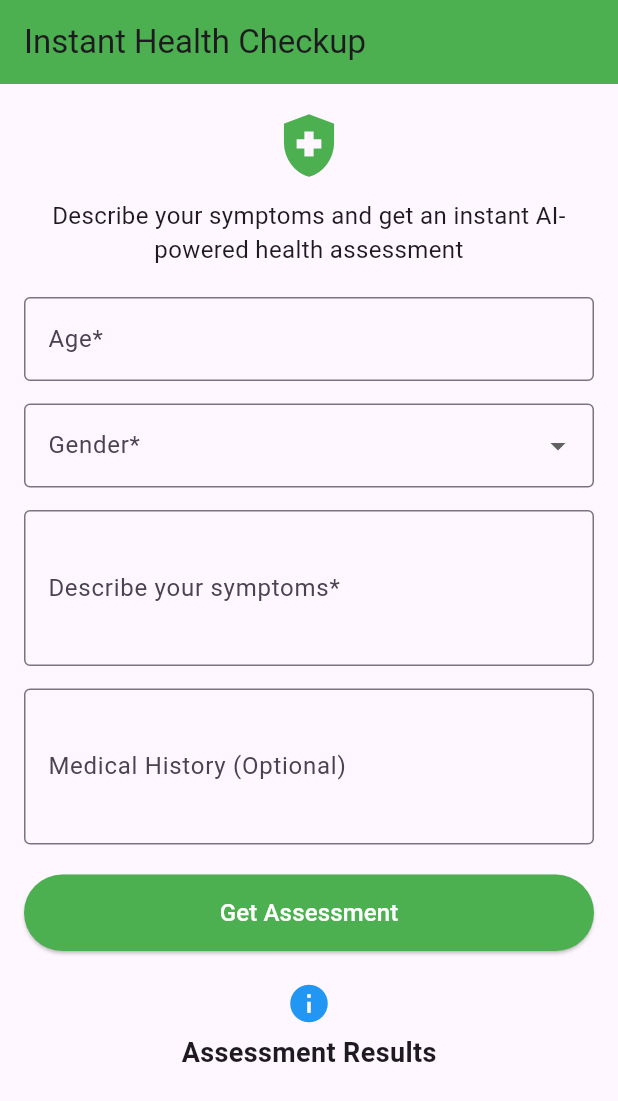
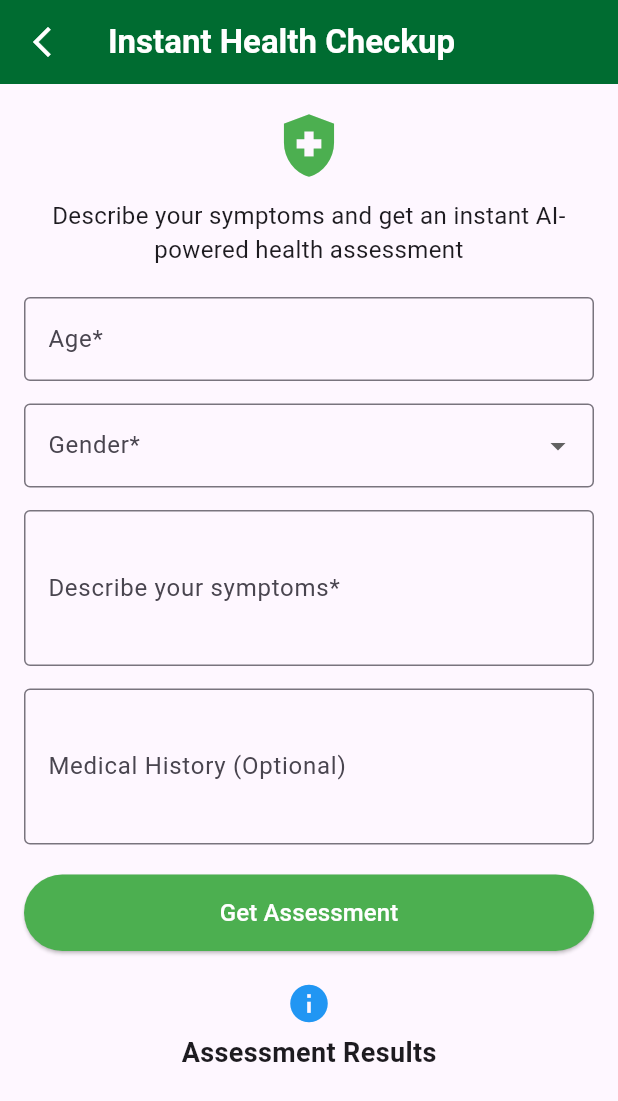
Before and after one commit to alokyadav686/MyMedic, a Flutter app: the HealthCheckupForm screen opened directly, on a phone screen of 412 x 824 dp. Shown: the top 1101 px of the screen. Run offline on Flutter 3.47's test engine with Material 3 defaults, Android fonts, the phone set to English and light mode, and no system bars; our stand-ins replace shared_preferences; accounts and stored records are empty.

Commit message:
bugs fixed

```diff
--- a/lib/instant_checkup/instant_checkup.dart
+++ b/lib/instant_checkup/instant_checkup.dart
@@ -1,4 +1,6 @@
 import 'package:flutter/material.dart';
+import 'package:my_medic/components/bottom_nav_bar.dart';
+import 'package:my_medic/constants/colors.dart';
 import 'package:my_medic/services/api/api_services.dart' as ApiService;
 
 class HealthCheckupForm extends StatefulWidget {
@@ -47,8 +49,18 @@ class _HealthCheckupFormState extends State<HealthCheckupForm> {
   Widget build(BuildContext context) {
     return Scaffold(
       appBar: AppBar(
-        title: const Text('Instant Health Checkup'),
-        backgroundColor: Colors.green,
+        title: const Text(
+          'Instant Health Checkup',
+          style: TextStyle(color: Colors.white, fontWeight: FontWeight.bold),
+        ),
+        leading: IconButton(
+          color: Colors.white,
+          onPressed: () {
+            Navigator.pushReplacement(context, MaterialPageRoute(builder: (context)=>BottomNavBar()));
+          },
+          icon: Icon(Icons.arrow_back_ios_new),
+        ),
+        backgroundColor: AppColors.primaryColor,
       ),
       body: Padding(
         padding: const EdgeInsets.all(16.0),
--- a/lib/screen/profile/profile_screen.dart
+++ b/lib/screen/profile/profile_screen.dart
@@ -129,7 +129,9 @@ class _ProfileScreenState extends State<ProfileScreen> {
                     icon: Icons.location_on,
                     text: 'Your Addresses',
                   ),
+                  const Divider(),
                   const SizedBox(height: 20),
+
                   Center(
                     child: ElevatedButton(
                       style: ElevatedButton.styleFrom(
```
